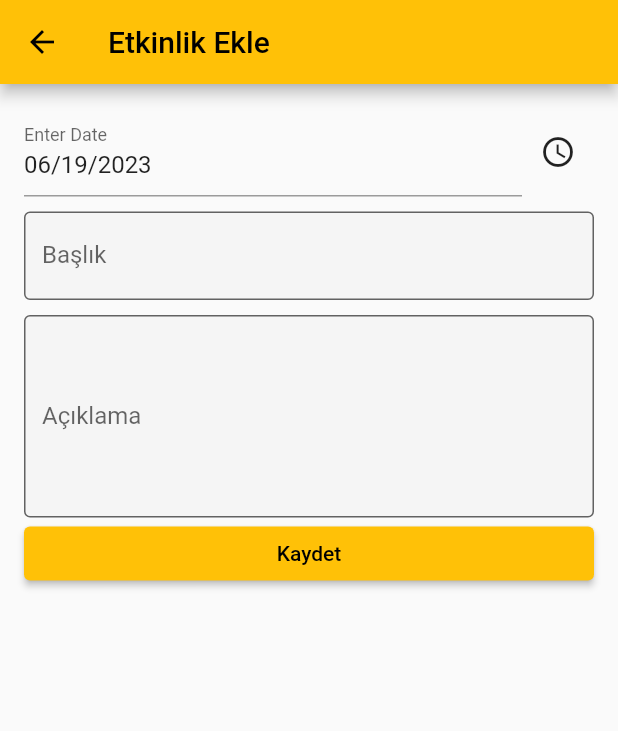
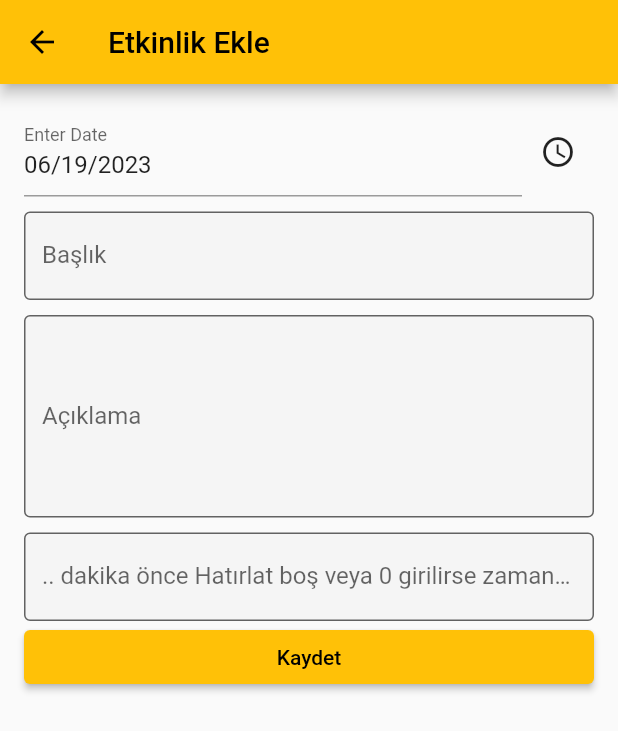
Before and after one commit to SametKaanKskn/calendar, a Flutter app: the AddEvent screen opened directly with empty values, after a tap on "Kaydet", on a phone screen of 412 x 824 dp. Shown: the top 731 px of the screen. Run offline on Flutter 3.47's test engine with Material 2 defaults, Android fonts, the phone set to English and light mode, and no system bars; our stand-ins replace cloud_firestore, firebase_auth, firebase_core, flutter_local_notifications, lottie, table_calendar and 1 more; accounts and stored records are empty.

Commit message:
added UserStory-4

```diff
--- a/lib/home_page.dart
+++ b/lib/home_page.dart
@@ -83,6 +83,7 @@ class _MyHomePageState extends State<MyHomePage> {
           ListView(
             children: [
               TableCalendar(
+                startingDayOfWeek: StartingDayOfWeek.monday,
                 eventLoader: _getEventsForTheDay,
                 calendarFormat: _calendarFormat,
                 onFormatChanged: (format) {
--- a/lib/main.dart
+++ b/lib/main.dart
@@ -7,6 +7,7 @@ void main() async {
   WidgetsFlutterBinding.ensureInitialized();
   await Firebase.initializeApp();
   runApp(MyApp());
+
 }
 
 class MyApp extends StatelessWidget {
--- a/lib/screens/add_event.dart
+++ b/lib/screens/add_event.dart
@@ -1,18 +1,20 @@
 import 'package:flutter/material.dart';
 import 'package:cloud_firestore/cloud_firestore.dart';
+import 'package:flutter_local_notifications/flutter_local_notifications.dart';
+import 'package:timezone/data/latest.dart' as tz;
+import 'package:timezone/timezone.dart' as tz;
 
-// StatefulWidget'ı kullanarak, etkinlik eklemek için bir form oluşturuldu
 class AddEvent extends StatefulWidget {
   final DateTime firstDate;
   final DateTime lastDate;
   final DateTime? selectedDate;
 
-  const AddEvent(
-      {Key? key,
-      required this.firstDate,
-      required this.lastDate,
-      this.selectedDate})
-      : super(key: key);
+  const AddEvent({
+    Key? key,
+    required this.firstDate,
+    required this.lastDate,
+    this.selectedDate,
+  }) : super(key: key);
 
   @override
   State<AddEvent> createState() => _AddEventState();
@@ -23,16 +25,26 @@ class _AddEventState extends State<AddEvent> {
   late TimeOfDay _selectedTime;
   final _titleController = TextEditingController();
   final _descController = TextEditingController();
+  final _reminderTimeController = TextEditingController();
+  final FlutterLocalNotificationsPlugin flutterLocalNotificationsPlugin =
+  FlutterLocalNotificationsPlugin();
 
   @override
   void initState() {
     super.initState();
-
     _selectedDate = widget.selectedDate ?? DateTime.now();
     _selectedTime = TimeOfDay.now();
+    var initializationSettingsAndroid =
+    AndroidInitializationSettings('@mipmap/ic_launcher');
+    var initializationSettingsIOS = IOSInitializationSettings();
+    var initializationSettings = InitializationSettings(
+      android: initializationSettingsAndroid,
+      iOS: initializationSettingsIOS,
+    );
+    flutterLocalNotificationsPlugin.initialize(initializationSettings);
+    tz.initializeTimeZones();
   }
 
-  // UI kısmı
   @override
   Widget build(BuildContext context) {
     return Scaffold(
@@ -42,7 +54,6 @@ class _AddEventState extends State<AddEvent> {
         children: [
           Row(
             children: [
-              // Tarih seçmek için  form alanı
               Expanded(
                 child: InputDatePickerFormField(
                   firstDate: widget.firstDate,
@@ -55,7 +66,6 @@ class _AddEventState extends State<AddEvent> {
                   },
                 ),
               ),
-              // Saat seçmek için bir düğme alanı
               IconButton(
                 icon: Icon(Icons.access_time),
                 onPressed: () async {
@@ -73,7 +83,6 @@ class _AddEventState extends State<AddEvent> {
             ],
           ),
           SizedBox(height: 10.0),
-          // Başlık için bir form alanı
           TextField(
             controller: _titleController,
             maxLines: 1,
@@ -85,7 +94,6 @@ class _AddEventState extends State<AddEvent> {
             ),
           ),
           SizedBox(height: 10.0),
-          // Açıklama için bir form alanı
           TextField(
             controller: _descController,
             maxLines: 5,
@@ -96,7 +104,18 @@ class _AddEventState extends State<AddEvent> {
               fillColor: Colors.grey.shade100,
             ),
           ),
-          // Formu kaydetmek için bir buton
+          SizedBox(height: 10.0),
+          TextField(
+            controller: _reminderTimeController,
+            keyboardType: TextInputType.number,
+            decoration: InputDecoration(
+              labelText: '.. dakika önce Hatırlat'
+                  ' boş veya 0 girilirse zamanında hatırlatılır',
+              border: OutlineInputBorder(),
+              filled: true,
+              fillColor: Colors.grey.shade100,
+            ),
+          ),
           ElevatedButton(
             onPressed: () {
               _addEvent();
@@ -108,27 +127,74 @@ class _AddEventState extends State<AddEvent> {
     );
   }
 
-  // Formdan gelen verileri Firebase'e eklendigi yer
   void _addEvent() async {
     final title = _titleController.text;
     final description = _descController.text;
+    final reminderTimeInMinutes =
+        int.tryParse(_reminderTimeController.text) ?? 0;
 
     if (title.isEmpty) {
       print('Başlık boş olamaz');
       return;
     }
-    // Seçilen tarih ve saatle bir DateTime oluşturulma alanı
-    final eventDateTime = DateTime(_selectedDate.year, _selectedDate.month,
-        _selectedDate.day, _selectedTime.hour, _selectedTime.minute);
-    // Firebase veritabanına bir etkinlik ekleme yeri
+
+    final eventDateTime = DateTime(
+      _selectedDate.year,
+      _selectedDate.month,
+      _selectedDate.day,
+      _selectedTime.hour,
+      _selectedTime.minute,
+    );
+
+    final reminderDateTime =
+    eventDateTime.subtract(Duration(minutes: reminderTimeInMinutes));
+
     await FirebaseFirestore.instance.collection('events').add({
       "title": title,
       "description": description,
       "date": Timestamp.fromDate(eventDateTime),
+      "reminder": Timestamp.fromDate(reminderDateTime),
     });
-    // Eğer widget ağaçta ise, önceki sayfaya dönmek için kullanıldı
+
+    await _scheduleNotification(
+      reminderDateTime,
+      title,
+      description,
+    );
+
     if (mounted) {
       Navigator.pop<bool>(context, true);
     }
   }
+
+  Future<void> _scheduleNotification(
+      DateTime scheduledDateTime,
+      String title,
+      String description,
+      ) async {
+    var androidPlatformChannelSpecifics = AndroidNotificationDetails(
+      'event_reminder',
+      'Event Reminder',
+      importance: Importance.max,
+      priority: Priority.high,
+      playSound: true,
+      showWhen: true,
+    );
+    var iOSPlatformChannelSpecifics = IOSNotificationDetails();
+    var platformChannelSpecifics = NotificationDetails(
+      android: androidPlatformChannelSpecifics,
+      iOS: iOSPlatformChannelSpecifics,
+    );
+
+    await flutterLocalNotificationsPlugin.zonedSchedule(
+      0,
+      title,
+      description,
+      tz.TZDateTime.from(scheduledDateTime, tz.local),
+      platformChannelSpecifics,
+      androidAllowWhileIdle: true,
+      uiLocalNotificationDateInterpretation:
+      UILocalNotificationDateInterpretation.absoluteTime,
+    );
+  }
 }
--- a/pubspec.yaml
+++ b/pubspec.yaml
@@ -33,9 +33,12 @@ dependencies:
   table_calendar: ^3.0.9
   lottie: ^2.3.2
   cloud_firestore: ^4.6.0
+  flutter_local_notifications: ^9.1.5
+  timezone: ^0.8.0
   firebase_auth: ^4.5.0
   firebase_core: ^2.11.0
   collection: ^1.17.0
+
 
   # The following adds the Cupertino Icons font to your application.
   # Use with the CupertinoIcons class for iOS style icons.
```
Also changed, not shown: lib/screens/edit_event.dart (+33 -11 lines), pubspec.lock, 1 other file.
